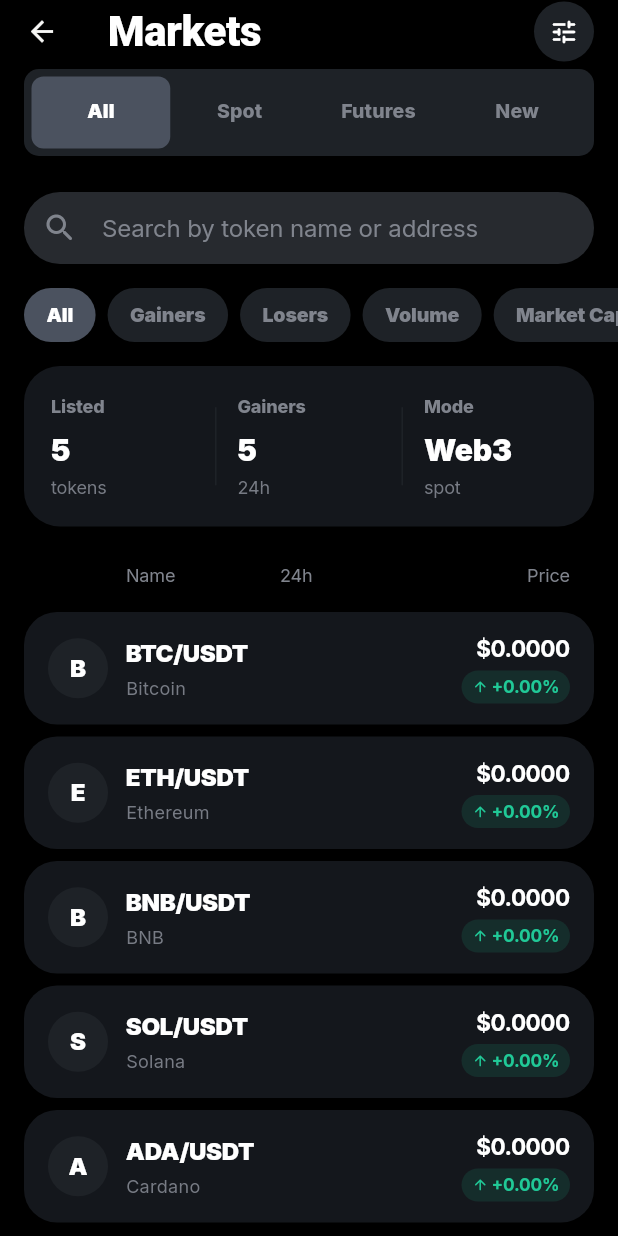
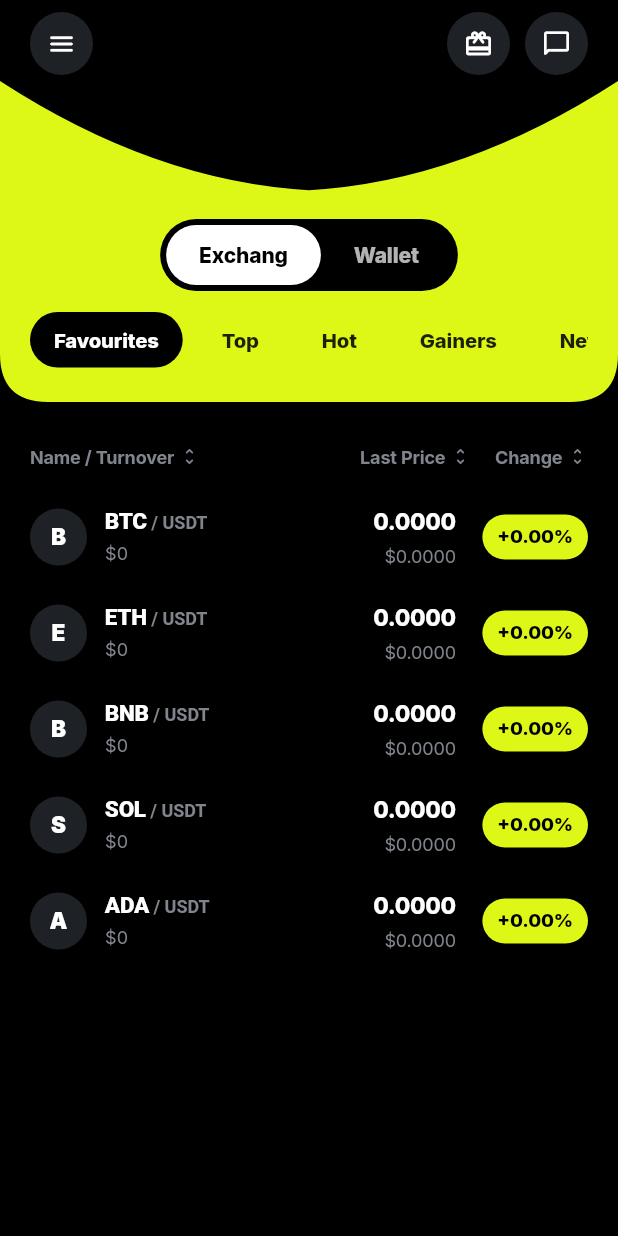
Before and after one commit to spireteam98-beep/Rpay, a Flutter app: the MarketScreen screen opened directly, on a phone screen of 412 x 824 dp. Run offline on Flutter 3.47's test engine with Material 3 defaults, Android fonts, the phone set to English and light mode, and no system bars; drawn by our look-alikes of fl_chart; our stand-ins replace google_fonts, qr_flutter, shared_preferences, web; missing offline and left inert: dart:js_interop, dart:ui_web, flutter_stripe, flutter_stripe_web, stripe_js; accounts and stored records are empty; network calls fail.

Commit message:
Rebuild Markets screen header to match the wave-scoop reference design
Replace the plain AppBar + TabBar + filter-chip header with a custom-
clipped lime "scoop" panel (CustomClipper<Path>, dips in at top-center,
rounds into the black content below), containing a black Exchange/Wallet
pill segment and Favourites/Top/Hot/Gainers/New category tabs — matching
the supplied UI reference exactly. Category tabs now drive real sorting
(Top/Hot by turnover and volatility, Gainers as before).

Redesign CryptoListItem to match: turnover subtext under each symbol,
a secondary muted price line under the bold last price, and a pill-
shaped change badge (lime for gains, red for losses) instead of the old
small arrow+text indicator. Drops the now-unused sparkline column.

Co-Authored-By: Claude Sonnet 5 <noreply@anthropic.com>

```diff
--- a/lib/screens/market_screen.dart
+++ b/lib/screens/market_screen.dart
@@ -15,28 +15,28 @@ class MarketScreen extends StatefulWidget {
   State<MarketScreen> createState() => _MarketScreenState();
 }
 
-class _MarketScreenState extends State<MarketScreen>
-    with SingleTickerProviderStateMixin {
-  late TabController _tabController;
-  final TextEditingController _searchController = TextEditingController();
+class _MarketScreenState extends State<MarketScreen> {
+  static const _tabs = ['Favourites', 'Top', 'Hot', 'Gainers', 'New'];
+
   List<Cryptocurrency> _coins = Cryptocurrency.assets;
-  String _selectedFilter = 'All';
+  String _selectedTab = 'Favourites';
+  int _modeIndex = 0; // 0 = Exchange, 1 = Wallet
 
   List<Cryptocurrency> get _filteredCoins {
     final coins = [..._coins];
-    switch (_selectedFilter) {
+    switch (_selectedTab) {
+      case 'Top':
+        return coins..sort((a, b) => b.volume24h.compareTo(a.volume24h));
+      case 'Hot':
+        return coins..sort((a, b) => b.priceChangePercentage24h
+            .abs()
+            .compareTo(a.priceChangePercentage24h.abs()));
       case 'Gainers':
         return coins.where((c) => c.isPriceUp).toList()
           ..sort((a, b) => b.priceChangePercentage24h
               .compareTo(a.priceChangePercentage24h));
-      case 'Losers':
-        return coins.where((c) => !c.isPriceUp).toList()
-          ..sort((a, b) => a.priceChangePercentage24h
-              .compareTo(b.priceChangePercentage24h));
-      case 'Volume':
-        return coins..sort((a, b) => b.volume24h.compareTo(a.volume24h));
-      case 'Market Cap':
-        return coins..sort((a, b) => b.marketCap.compareTo(a.marketCap));
+      case 'New':
+      case 'Favourites':
       default:
         return coins;
     }
@@ -45,7 +45,6 @@ class _MarketScreenState extends State<MarketScreen>
   @override
   void initState() {
     super.initState();
-    _tabController = TabController(length: 4, vsync: this);
     _loadMarket();
   }
 
@@ -60,169 +59,156 @@ class _MarketScreenState extends State<MarketScreen>
   }
 
   @override
-  void dispose() {
-    _tabController.dispose();
-    _searchController.dispose();
-    super.dispose();
-  }
-
-  @override
   Widget build(BuildContext context) {
     return Scaffold(
       backgroundColor: BybitPalette.bg,
-      appBar: AppBar(
-        backgroundColor: BybitPalette.bg,
-        elevation: 0,
-        centerTitle: false,
-        title: const Text(
-          'Markets',
-          style: TextStyle(
-            color: Colors.white,
-            fontSize: 28,
-            fontWeight: FontWeight.w900,
-          ),
-        ),
-        actions: const [
-          Padding(
-            padding: EdgeInsets.only(right: 16),
-            child: CircleAvatar(
-              radius: 20,
-              backgroundColor: BybitPalette.surface2,
-              child: Icon(Icons.tune_rounded, color: Colors.white, size: 20),
-            ),
-          ),
-        ],
-        bottom: PreferredSize(
-          preferredSize: const Size.fromHeight(56),
-          child: Container(
-            margin: const EdgeInsets.fromLTRB(16, 4, 16, 8),
-            padding: const EdgeInsets.all(5),
-            decoration: BoxDecoration(
-              color: BybitPalette.surface2,
-              borderRadius: BorderRadius.circular(10),
-            ),
-            child: TabBar(
-              controller: _tabController,
-              indicator: BoxDecoration(
-                color: BybitPalette.selected,
-                borderRadius: BorderRadius.circular(8),
-              ),
-              indicatorSize: TabBarIndicatorSize.tab,
-              dividerColor: Colors.transparent,
-              labelColor: Colors.white,
-              unselectedLabelColor: BybitPalette.muted,
-              labelStyle: const TextStyle(
-                fontSize: 13,
-                fontWeight: FontWeight.w900,
-              ),
-              unselectedLabelStyle: const TextStyle(
-                fontSize: 13,
-                fontWeight: FontWeight.w800,
-              ),
-              tabs: const [
-                Tab(text: 'All'),
-                Tab(text: 'Spot'),
-                Tab(text: 'Futures'),
-                Tab(text: 'New'),
+      body: SafeArea(
+        bottom: false,
+        child: Column(
+          children: [
+            _topIconsRow(context),
+            _waveHeader(),
+            Expanded(child: _buildCryptoList()),
           ],
         ),
       ),
-        ),
-      ),
-      body: Column(
+    );
+  }
+
+  Widget _topIconsRow(BuildContext context) {
+    return Padding(
+      padding: const EdgeInsets.fromLTRB(20, 8, 20, 4),
+      child: Row(
+        mainAxisAlignment: MainAxisAlignment.spaceBetween,
         children: [
-          _buildSearchBar(),
-          _buildCategoryFilters(),
-          Expanded(
-            child: TabBarView(
-              controller: _tabController,
+          _circleIconButton(Icons.menu_rounded, onTap: () {}),
+          Row(
             children: [
-                _buildCryptoList(),
-                _buildCryptoList(), // Placeholder for Spot tab
-                _buildCryptoList(), // Placeholder for Futures tab
-                _buildCryptoList(), // Placeholder for New tab
+              _circleIconButton(Icons.card_giftcard_rounded, onTap: () {}),
+              const SizedBox(width: 10),
+              _circleIconButton(Icons.chat_bubble_outline_rounded, onTap: () {}),
             ],
-            ),
           ),
         ],
       ),
     );
   }
 
-  Widget _buildSearchBar() {
-    return Padding(
-      padding: const EdgeInsets.all(16),
-      child: TextField(
-        controller: _searchController,
-        style: const TextStyle(color: Colors.white),
-        decoration: InputDecoration(
-          hintText: 'Search by token name or address',
-          hintStyle: const TextStyle(color: BybitPalette.muted),
-          prefixIcon: const Icon(
-            Icons.search_rounded,
-            color: BybitPalette.muted,
+  Widget _circleIconButton(IconData icon, {required VoidCallback onTap}) {
+    return TouchScale(
+      onTap: onTap,
+      child: Container(
+        width: 42,
+        height: 42,
+        decoration: const BoxDecoration(
+          color: BybitPalette.surface2,
+          shape: BoxShape.circle,
         ),
-          filled: true,
-          fillColor: BybitPalette.input,
-          contentPadding: const EdgeInsets.symmetric(vertical: 0),
-          border: OutlineInputBorder(
-            borderRadius: BorderRadius.circular(100),
-            borderSide: BorderSide.none,
+        child: Icon(icon, color: Colors.white, size: 20),
       ),
-          enabledBorder: OutlineInputBorder(
-            borderRadius: BorderRadius.circular(100),
-            borderSide: BorderSide.none,
-          ),
-          focusedBorder: OutlineInputBorder(
-            borderRadius: BorderRadius.circular(100),
-            borderSide: const BorderSide(
+    );
+  }
+
+  Widget _waveHeader() {
+    return SizedBox(
+      height: 214,
+      width: double.infinity,
+      child: ClipPath(
+        clipper: _WaveHeaderClipper(),
+        child: Container(
           color: BybitPalette.accent,
-              width: 1.4,
-            ),
+          padding: const EdgeInsets.fromLTRB(20, 92, 20, 20),
+          child: Column(
+            children: [
+              Center(child: _exchangeWalletSegment()),
+              const SizedBox(height: 14),
+              _categoryTabs(),
+            ],
           ),
         ),
       ),
     );
   }
 
-  Widget _buildCategoryFilters() {
-    const filters = ['All', 'Gainers', 'Losers', 'Volume', 'Market Cap'];
+  Widget _exchangeWalletSegment() {
+    return Container(
+      padding: const EdgeInsets.all(4),
+      decoration: BoxDecoration(
+        color: Colors.black,
+        borderRadius: BorderRadius.circular(100),
+      ),
+      child: Row(
+        mainAxisSize: MainAxisSize.min,
+        children: [
+          _segmentOption('Exchang', 0),
+          _segmentOption('Wallet', 1),
+        ],
+      ),
+    );
+  }
+
+  Widget _segmentOption(String label, int index) {
+    final selected = _modeIndex == index;
+    return TouchScale(
+      onTap: () {
+        HapticFeedback.selectionClick();
+        setState(() => _modeIndex = index);
+      },
+      child: AnimatedContainer(
+        duration: const Duration(milliseconds: 180),
+        curve: Curves.easeOutCubic,
+        padding: const EdgeInsets.symmetric(horizontal: 22, vertical: 10),
+        decoration: BoxDecoration(
+          color: selected ? Colors.white : Colors.transparent,
+          borderRadius: BorderRadius.circular(100),
+        ),
+        child: Text(
+          label,
+          style: TextStyle(
+            color: selected ? Colors.black : Colors.white70,
+            fontWeight: FontWeight.w800,
+            fontSize: 14,
+          ),
+        ),
+      ),
+    );
+  }
+
+  Widget _categoryTabs() {
     return SingleChildScrollView(
       scrollDirection: Axis.horizontal,
-      padding: const EdgeInsets.symmetric(horizontal: 12),
       child: Row(
-        children: filters.map((label) {
-          return _buildFilterChip(label, label == _selectedFilter);
+        children: _tabs.map((label) {
+          return Padding(
+            padding: const EdgeInsets.only(right: 10),
+            child: _categoryTab(label),
+          );
         }).toList(),
       ),
     );
   }
 
-  Widget _buildFilterChip(String label, bool isSelected) {
-    return Padding(
-      padding: const EdgeInsets.symmetric(horizontal: 4),
-      child: TouchScale(
+  Widget _categoryTab(String label) {
+    final selected = _selectedTab == label;
+    return TouchScale(
       onTap: () {
         HapticFeedback.selectionClick();
-          setState(() => _selectedFilter = label);
+        setState(() => _selectedTab = label);
       },
       child: AnimatedContainer(
         duration: const Duration(milliseconds: 180),
         curve: Curves.easeOutCubic,
-          height: 36,
-          alignment: Alignment.center,
-          padding: const EdgeInsets.symmetric(horizontal: 15),
+        padding: const EdgeInsets.symmetric(horizontal: 16, vertical: 9),
         decoration: BoxDecoration(
-            color: isSelected ? BybitPalette.selected : BybitPalette.surface2,
+          color: selected ? Colors.black : Colors.transparent,
           borderRadius: BorderRadius.circular(100),
         ),
         child: Text(
           label,
           style: TextStyle(
-              color: isSelected ? Colors.white : BybitPalette.muted,
-              fontSize: 13,
-              fontWeight: FontWeight.w900,
-            ),
+            color: selected ? Colors.white : Colors.black87,
+            fontWeight: FontWeight.w800,
+            fontSize: 13.5,
           ),
         ),
       ),
@@ -232,26 +218,24 @@ class _MarketScreenState extends State<MarketScreen>
   Widget _buildCryptoList() {
     final coins = _filteredCoins;
     return ListView(
-      padding: const EdgeInsets.fromLTRB(16, 16, 16, 28),
+      padding: const EdgeInsets.fromLTRB(16, 18, 16, 28),
       physics: const BouncingScrollPhysics(),
       children: [
-        _buildMarketSummary(),
-        const SizedBox(height: 16),
         _buildTableHeader(),
-        const SizedBox(height: 8),
+        const SizedBox(height: 4),
         if (coins.isEmpty)
           Padding(
             padding: const EdgeInsets.symmetric(vertical: 40),
             child: Center(
               child: Text(
-                'No $_selectedFilter coins right now.',
+                'No $_selectedTab coins right now.',
                 style: const TextStyle(color: BybitPalette.muted, fontSize: 13),
               ),
             ),
           ),
         ...coins.map((crypto) {
           return Padding(
-            padding: const EdgeInsets.only(bottom: 8),
+            padding: const EdgeInsets.only(bottom: 2),
             child: CryptoListItem(
               crypto: crypto,
               onTap: () => Navigator.of(context).push(
@@ -259,42 +243,32 @@ class _MarketScreenState extends State<MarketScreen>
               ),
             ),
           );
-        }).toList(),
+        }),
       ],
     );
   }
 
   Widget _buildTableHeader() {
     return Padding(
-      padding: const EdgeInsets.symmetric(horizontal: 16, vertical: 8),
+      padding: const EdgeInsets.symmetric(horizontal: 4, vertical: 10),
       child: Row(
         children: [
-          const SizedBox(width: 40), // Space for icon
-          const SizedBox(width: 12),
-          const Expanded(
-            flex: 3,
-            child: Text(
-              'Name',
-              style: TextStyle(color: BybitPalette.muted, fontSize: 12),
+          Expanded(
+            flex: 4,
+            child: _headerLabel('Name / Turnover'),
           ),
-          ),
-          const SizedBox(width: 12),
-          const Expanded(
-            flex: 3,
-            child: Text(
-              '24h',
-              style: TextStyle(color: BybitPalette.muted, fontSize: 12),
-            ),
-          ),
-          const SizedBox(width: 12),
-          const Expanded(
+          Expanded(
             flex: 3,
             child: Align(
               alignment: Alignment.centerRight,
-              child: Text(
-                'Price',
-                style: TextStyle(color: BybitPalette.muted, fontSize: 12),
+              child: _headerLabel('Last Price'),
             ),
+          ),
+          SizedBox(
+            width: 78,
+            child: Align(
+              alignment: Alignment.centerRight,
+              child: _headerLabel('Change'),
             ),
           ),
         ],
@@ -302,60 +276,49 @@ class _MarketScreenState extends State<MarketScreen>
     );
   }
 
-  Widget _buildMarketSummary() {
-    final gainers = _coins.where((coin) => coin.isPriceUp).length;
-    return BybitCard(
-      padding: const EdgeInsets.all(18),
-      child: Row(
-        children: [
-          _summaryMetric('Listed', '${_coins.length}', 'tokens'),
-          _summaryDivider(),
-          _summaryMetric('Gainers', '$gainers', '24h'),
-          _summaryDivider(),
-          _summaryMetric('Mode', 'Web3', 'spot'),
-        ],
-      ),
-    );
-  }
-
-  Widget _summaryMetric(String label, String value, String caption) {
-    return Expanded(
-      child: Column(
-        crossAxisAlignment: CrossAxisAlignment.start,
+  Widget _headerLabel(String text) {
+    return Row(
+      mainAxisSize: MainAxisSize.min,
       children: [
         Text(
-            label,
+          text,
           style: const TextStyle(
             color: BybitPalette.muted,
             fontSize: 12,
-              fontWeight: FontWeight.w800,
+            fontWeight: FontWeight.w700,
           ),
         ),
-          const SizedBox(height: 6),
-          Text(
-            value,
-            style: const TextStyle(
-              color: Colors.white,
-              fontSize: 20,
-              fontWeight: FontWeight.w900,
-            ),
-          ),
-          const SizedBox(height: 2),
-          Text(
-            caption,
-            style: const TextStyle(color: BybitPalette.muted2, fontSize: 12),
-          ),
+        const SizedBox(width: 3),
+        const Icon(Icons.unfold_more_rounded, size: 14, color: BybitPalette.muted),
       ],
-      ),
-    );
-  }
-
-  Widget _summaryDivider() {
-    return Container(
-      width: 1,
-      height: 52,
-      margin: const EdgeInsets.symmetric(horizontal: 14),
-      color: BybitPalette.surface2,
     );
   }
 }
+
+/// Dips inward at the top-center (peaking near the left/right edges) and
+/// rounds off into the black content below — the "scoop" header shape from
+/// the reference design.
+class _WaveHeaderClipper extends CustomClipper<Path> {
+  const _WaveHeaderClipper();
+
+  @override
+  Path getClip(Size size) {
+    final w = size.width;
+    final h = size.height;
+    const bottomRadius = 32.0;
+    final dip = h * 0.34;
+
+    return Path()
+      ..moveTo(0, 0)
+      ..quadraticBezierTo(w * 0.25, dip * 0.92, w * 0.5, dip)
+      ..quadraticBezierTo(w * 0.75, dip * 0.92, w, 0)
+      ..lineTo(w, h - bottomRadius)
+      ..quadraticBezierTo(w, h, w - bottomRadius, h)
+      ..lineTo(bottomRadius, h)
+      ..quadraticBezierTo(0, h, 0, h - bottomRadius)
+      ..close();
+  }
+
+  @override
+  bool shouldReclip(covariant CustomClipper<Path> oldClipper) => false;
+}
--- a/lib/widgets/crypto_list_item.dart
+++ b/lib/widgets/crypto_list_item.dart
@@ -1,7 +1,6 @@
 import 'package:cached_network_image/cached_network_image.dart';
 import 'package:flutter/material.dart';
 import '../models/cryptocurrency.dart';
-import 'crypto_price_chart.dart';
 import 'touch_scale.dart';
 import 'bybit_wallet_ui.dart';
 
@@ -17,21 +16,19 @@ class CryptoListItem extends StatelessWidget {
     return TouchScale(
       onTap: onTap,
       pressedScale: 0.98,
-      child: Container(
-        padding: const EdgeInsets.symmetric(horizontal: 16, vertical: 14),
-        decoration: BoxDecoration(
-          color: BybitPalette.surface,
-          borderRadius: BorderRadius.circular(22),
-        ),
+      child: Padding(
+        padding: const EdgeInsets.symmetric(vertical: 10, horizontal: 4),
         child: Row(
           children: [
             _buildCryptoIcon(),
             const SizedBox(width: 12),
-            _buildCryptoInfo(),
-            const SizedBox(width: 8),
-            _buildPriceChart(),
-            const SizedBox(width: 8),
+            _buildNameAndTurnover(),
             _buildPriceInfo(),
+            const SizedBox(width: 10),
+            SizedBox(width: 78, child: Align(
+              alignment: Alignment.centerRight,
+              child: _buildChangePill(),
+            )),
           ],
         ),
       ),
@@ -41,8 +38,8 @@ class CryptoListItem extends StatelessWidget {
   Widget _buildCryptoIcon() {
     final iconUrl = crypto.iconUrl;
     return Container(
-      width: 40,
-      height: 40,
+      width: 38,
+      height: 38,
       clipBehavior: Clip.antiAlias,
       decoration: const BoxDecoration(
         color: BybitPalette.surface2,
@@ -66,49 +63,53 @@ class CryptoListItem extends StatelessWidget {
         style: const TextStyle(
           color: Colors.white,
           fontWeight: FontWeight.w900,
-          fontSize: 16,
+          fontSize: 15,
         ),
       ),
     );
   }
 
-  Widget _buildCryptoInfo() {
+  Widget _buildNameAndTurnover() {
     return Expanded(
-      flex: 3,
+      flex: 4,
       child: Column(
         crossAxisAlignment: CrossAxisAlignment.start,
         children: [
-          Text(
-            '${crypto.symbol.toUpperCase()}/USDT',
-            style: const TextStyle(
-              fontSize: 16,
-              fontWeight: FontWeight.w900,
-              letterSpacing: -0.2,
-              color: Colors.white,
-            ),
+          RichText(
             maxLines: 1,
             overflow: TextOverflow.ellipsis,
+            text: TextSpan(
+              children: [
+                TextSpan(
+                  text: crypto.symbol.toUpperCase(),
+                  style: const TextStyle(
+                    fontSize: 15,
+                    fontWeight: FontWeight.w900,
+                    letterSpacing: -0.2,
+                    color: Colors.white,
+                  ),
+                ),
+                const TextSpan(
+                  text: ' / USDT',
+                  style: TextStyle(
+                    fontSize: 12,
+                    fontWeight: FontWeight.w700,
+                    color: BybitPalette.muted,
+                  ),
+                ),
+              ],
+            ),
           ),
-          const SizedBox(height: 3),
+          const SizedBox(height: 4),
           Text(
-            crypto.name,
+            _formatTurnover(crypto.volume24h),
             style: const TextStyle(
               fontSize: 12,
-              color: BybitPalette.muted2,
-              letterSpacing: 0.2,
+              color: BybitPalette.muted,
+              letterSpacing: 0.1,
             ),
           ),
         ],
-      ),
-    );
-  }
-
-  Widget _buildPriceChart() {
-    return Expanded(
-      flex: 2,
-      child: SizedBox(
-        height: 40,
-        child: CryptoPriceChart(crypto: crypto, height: 40),
       ),
     );
   }
@@ -120,48 +121,49 @@ class CryptoListItem extends StatelessWidget {
         crossAxisAlignment: CrossAxisAlignment.end,
         children: [
           Text(
-            crypto.formattedPrice,
+            crypto.formattedPrice.replaceFirst('\$', ''),
             style: const TextStyle(
               fontSize: 15,
-              fontWeight: FontWeight.w700,
-              letterSpacing: -0.3,
+              fontWeight: FontWeight.w800,
+              letterSpacing: -0.2,
               color: Colors.white,
             ),
           ),
           const SizedBox(height: 4),
-          Container(
-            padding: const EdgeInsets.symmetric(horizontal: 7, vertical: 3),
-            decoration: BoxDecoration(
-              color:
-                  crypto.isPriceUp
-                      ? BybitPalette.green.withOpacity(0.12)
-                      : BybitPalette.red.withOpacity(0.12),
-              borderRadius: BorderRadius.circular(100),
-            ),
-            child: Row(
-              mainAxisSize: MainAxisSize.min,
-              children: [
-                Icon(
-                  crypto.isPriceUp
-                      ? Icons.arrow_upward_rounded
-                      : Icons.arrow_downward_rounded,
-                  size: 11,
-                  color: crypto.isPriceUp ? BybitPalette.green : BybitPalette.red,
-                ),
-                const SizedBox(width: 2),
-                Text(
-                  crypto.formattedPriceChange,
-                  style: TextStyle(
-                    fontSize: 11.5,
-                    fontWeight: FontWeight.w700,
-                    color: crypto.isPriceUp ? BybitPalette.green : BybitPalette.red,
-                  ),
-                ),
-              ],
+          Text(
+            crypto.formattedPrice,
+            style: const TextStyle(
+              fontSize: 12,
+              color: BybitPalette.muted,
             ),
           ),
         ],
       ),
     );
   }
+
+  Widget _buildChangePill() {
+    return Container(
+      padding: const EdgeInsets.symmetric(horizontal: 10, vertical: 6),
+      decoration: BoxDecoration(
+        color: crypto.isPriceUp ? BybitPalette.accent : BybitPalette.red,
+        borderRadius: BorderRadius.circular(100),
+      ),
+      child: Text(
+        crypto.formattedPriceChange,
+        style: TextStyle(
+          fontSize: 12.5,
+          fontWeight: FontWeight.w800,
+          color: crypto.isPriceUp ? Colors.black : Colors.white,
+        ),
+      ),
+    );
+  }
+
+  String _formatTurnover(double v) {
+    if (v >= 1e9) return '\$${(v / 1e9).toStringAsFixed(2)}B';
+    if (v >= 1e6) return '\$${(v / 1e6).toStringAsFixed(0)}M';
+    if (v >= 1e3) return '\$${(v / 1e3).toStringAsFixed(0)}K';
+    return '\$${v.toStringAsFixed(0)}';
+  }
 }
```
Lines whose indentation alone changed are shown as unchanged.
